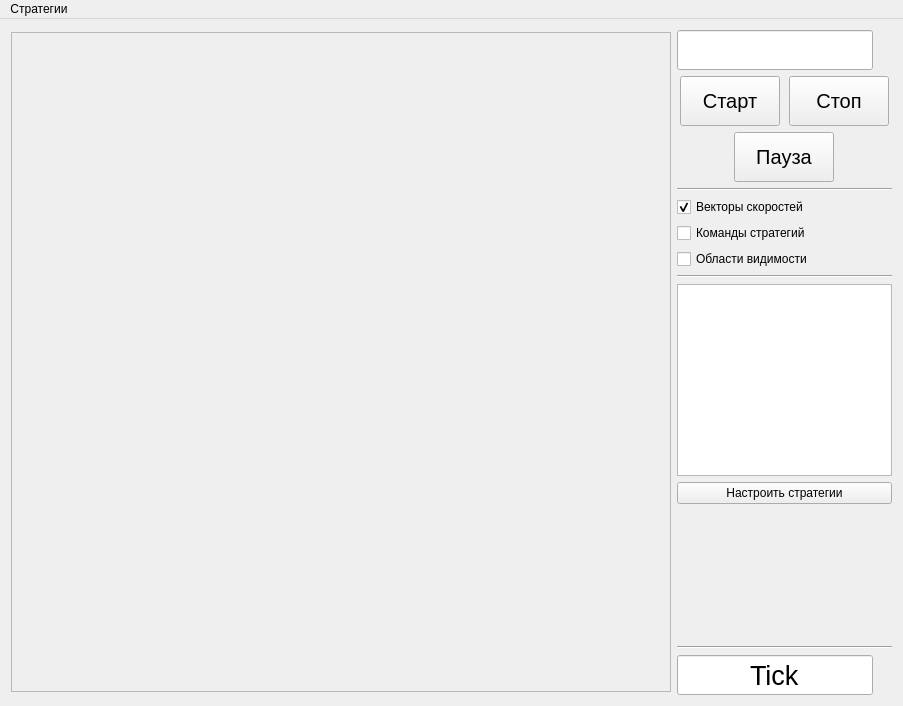
MailRuChamps/miniaicups, file agario/local_runner/mainwindow.ui: the form before one commit.
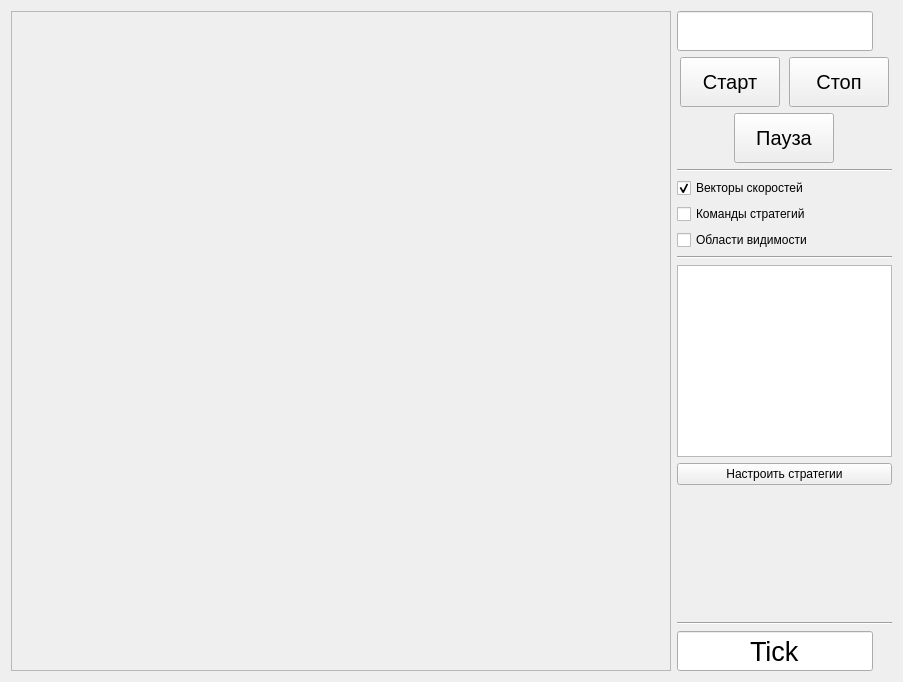
The form after the commit.

Commit message: Remove menu widget

Diff of the .ui file:
```diff
--- a/agario/local_runner/mainwindow.ui
+++ b/agario/local_runner/mainwindow.ui
@@ -7,15 +7,15 @@
     <x>0</x>
     <y>0</y>
     <width>903</width>
-    <height>706</height>
+    <height>672</height>
    </rect>
   </property>
   <property name="windowTitle">
    <string>MainWindow</string>
   </property>
   <widget class="QWidget" name="centralWidget">
-   <layout class="QHBoxLayout" name="horizontalLayout_3">
-    <item>
+   <layout class="QGridLayout" name="gridLayout">
+    <item row="0" column="0">
      <widget class="QFrame" name="viewport">
       <property name="sizePolicy">
        <sizepolicy hsizetype="Fixed" vsizetype="Fixed">
@@ -43,7 +43,7 @@
       </property>
      </widget>
     </item>
-    <item>
+    <item row="0" column="1">
      <layout class="QVBoxLayout" name="verticalLayout">
       <item>
        <widget class="QLineEdit" name="txt_seed">
@@ -266,23 +266,6 @@
     </item>
    </layout>
   </widget>
-  <widget class="QMenuBar" name="menuBar">
-   <property name="geometry">
-    <rect>
-     <x>0</x>
-     <y>0</y>
-     <width>903</width>
-     <height>22</height>
-    </rect>
-   </property>
-   <widget class="QMenu" name="menu_strategies">
-    <property name="title">
-     <string>Стратегии</string>
-    </property>
-    <addaction name="action_1"/>
-   </widget>
-   <addaction name="menu_strategies"/>
-  </widget>
   <action name="action_1">
    <property name="text">
     <string>Настроить</string>
```
The commit also changes 1 other file.
